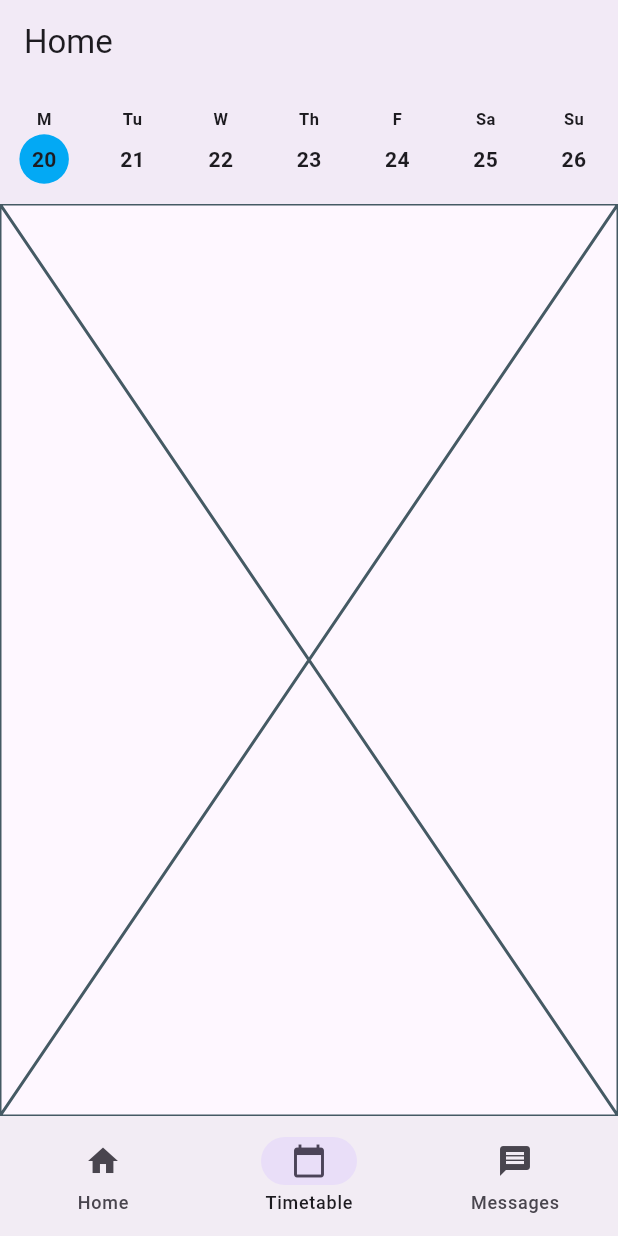
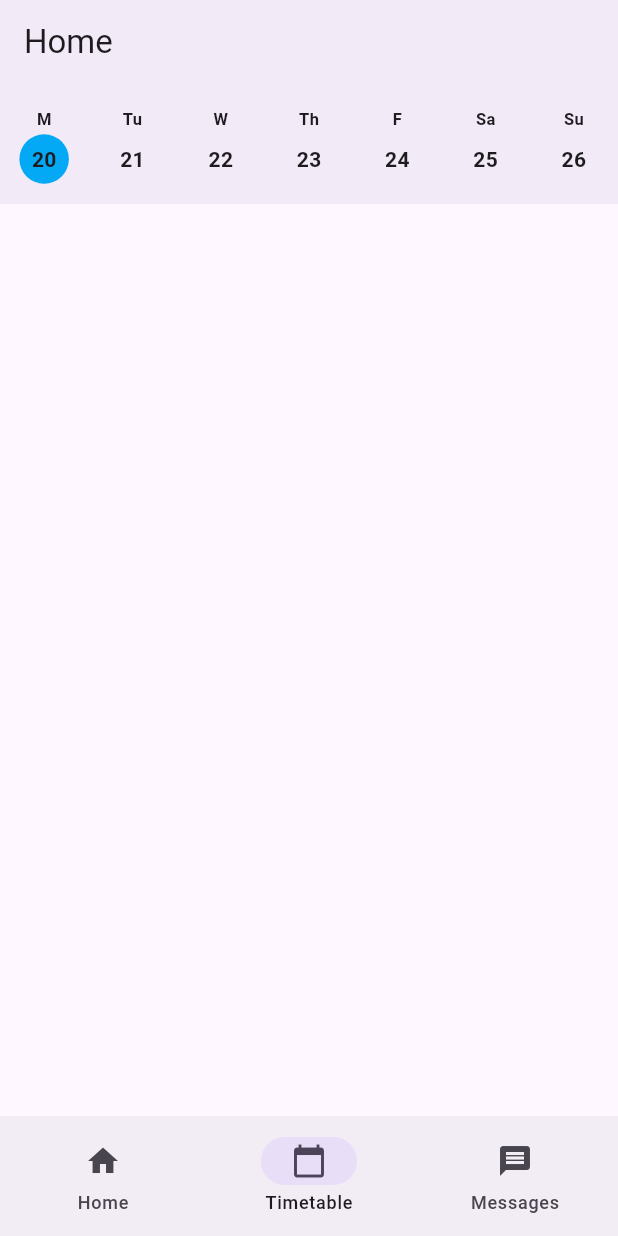
Before and after one commit to BrynMtchll/anu_timetable, a Flutter app: the screen it shows after launch, item 2 of the bottom bar chosen, on a phone screen of 412 x 824 dp. Run offline on Flutter 3.47's test engine with Material 3 defaults, Android fonts, the light colour scheme and no system bars.

Commit message:
setup containers for day view - scrolling and swiping

```diff
--- a/lib/pages/timetable_page.dart
+++ b/lib/pages/timetable_page.dart
@@ -1,7 +1,7 @@
 
 import 'package:flutter/material.dart';
 // import 'package:table_calendar/table_calendar.dart';
-// import 'package:anu_timetable/widgets/timetable.dart';
+import 'package:anu_timetable/widgets/day_view.dart';
 // import 'package:calendar_view/calendar_view.dart';
 // import 'package:anu_timetable/widgets/week_bar.dart';
 
@@ -10,6 +10,6 @@ class TimetablePage extends StatelessWidget {
 
   @override
   Widget build(BuildContext context) {
-    return Placeholder();
+    return DayView();
   }
 }
--- /dev/null
+++ b/lib/widgets/day_view.dart
@@ -0,0 +1,56 @@
+import 'package:flutter/material.dart';
+
+class DayView extends StatefulWidget {
+  const DayView({super.key});
+
+  @override
+  State<DayView> createState() => _DayViewState();
+}
+
+class _DayViewState extends State<DayView> {
+  late PageController _pageController;
+  static const initialPage = 7000;
+  int _activePage = initialPage;
+
+  @override
+  void initState() {
+    super.initState();
+    _pageController = PageController(
+      initialPage: _activePage
+    );
+  }
+
+  @override
+  void dispose() {
+    super.dispose();
+    _pageController.dispose();
+  }
+
+  void _handlePageChanged(int newActivePage) {}
+
+  LayoutBuilder _dayBuilder(int page) {
+    return LayoutBuilder(
+      builder: (BuildContext context, BoxConstraints constraints) {
+        return SingleChildScrollView(
+          child: ConstrainedBox(
+              constraints: BoxConstraints(
+                minHeight: constraints.maxHeight,
+              ),
+            child: Stack(
+              children: [],
+            )
+          ),
+        );
+      }
+    );
+  }
+
+  @override
+  Widget build(BuildContext context) {
+    return PageView.builder(
+      controller: _pageController,
+      onPageChanged: _handlePageChanged,
+      itemBuilder: (context, page) => _dayBuilder(page),
+    );
+  }
+}
--- a/lib/widgets/week_bar.dart
+++ b/lib/widgets/week_bar.dart
@@ -26,14 +26,14 @@ class WeekBar extends StatefulWidget implements PreferredSizeWidget {
 }
 
 class _WeekBarState extends State<WeekBar> {
-  late PageController _pageViewController;
+  late PageController _pageController;
   static const initialPage = 1000;
   int _activePage = initialPage;
 
   @override
   void initState() {
     super.initState();
-    _pageViewController = PageController(
+    _pageController = PageController(
       initialPage: _activePage
     );
   }
@@ -41,7 +41,7 @@ class _WeekBarState extends State<WeekBar> {
   @override
   void dispose() {
     super.dispose();
-    _pageViewController.dispose();
+    _pageController.dispose();
   }
 
   Color? _weekdayItemColor(timetableModel, weekday)
@@ -57,21 +57,6 @@ class _WeekBarState extends State<WeekBar> {
   /// Returns the date of the given [weekday],
   DateTime _weekdayDate(int page, activeWeekDate, int weekday)
     => _weekDate(page, activeWeekDate).add(Duration(days: weekday - 1));
-
-  /// row element for the [_weekdayItem]s.
-  Align _week(int page) {
-    return Align(
-      alignment: Alignment.center,
-      child: IntrinsicHeight(child: Row(
-        mainAxisAlignment: MainAxisAlignment.spaceAround,
-        crossAxisAlignment: CrossAxisAlignment.center,
-        children: [
-          for (int weekday = 1; weekday <= DateTime.daysPerWeek; weekday++)
-            _weekdayItem(page, weekday),
-        ],
-     ))
-    );
-  }
 
   /// Widget for each day of the week bar, i.e. each item of the page.
   /// Tapping this widget sets that date as the [timetableModel.activeDate].
@@ -122,6 +107,21 @@ class _WeekBarState extends State<WeekBar> {
     )
   );
 
+  /// row element for the [_weekdayItem]s.
+  Align _weekBuilder(int page) {
+    return Align(
+      alignment: Alignment.center,
+      child: IntrinsicHeight(child: Row(
+        mainAxisAlignment: MainAxisAlignment.spaceAround,
+        crossAxisAlignment: CrossAxisAlignment.center,
+        children: [
+          for (int weekday = 1; weekday <= DateTime.daysPerWeek; weekday++)
+            _weekdayItem(page, weekday),
+        ],
+     ))
+    );
+  }
+
   void _handlePageChanged(int newActivePage) {
     var difference = (newActivePage - _activePage);
     Provider.of<TimetableModel>(context, listen: false)
@@ -134,9 +134,9 @@ class _WeekBarState extends State<WeekBar> {
     return SizedBox(
       height: 80,
       child: PageView.builder(
-        controller: _pageViewController,
+        controller: _pageController,
         onPageChanged: _handlePageChanged,
-        itemBuilder: (context, page) => _week(page),
+        itemBuilder: (context, page) => _weekBuilder(page),
         )
       );
   }
```
Also changed, not shown: lib/widgets/timetable.dart (deleted, +0 -36 lines).
